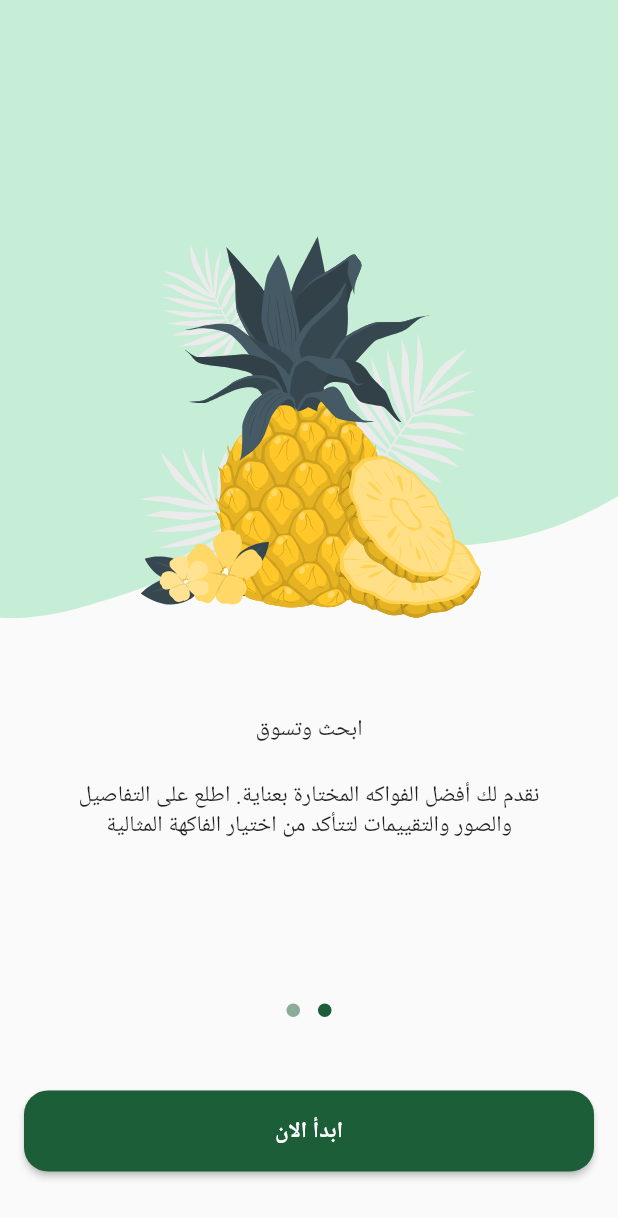
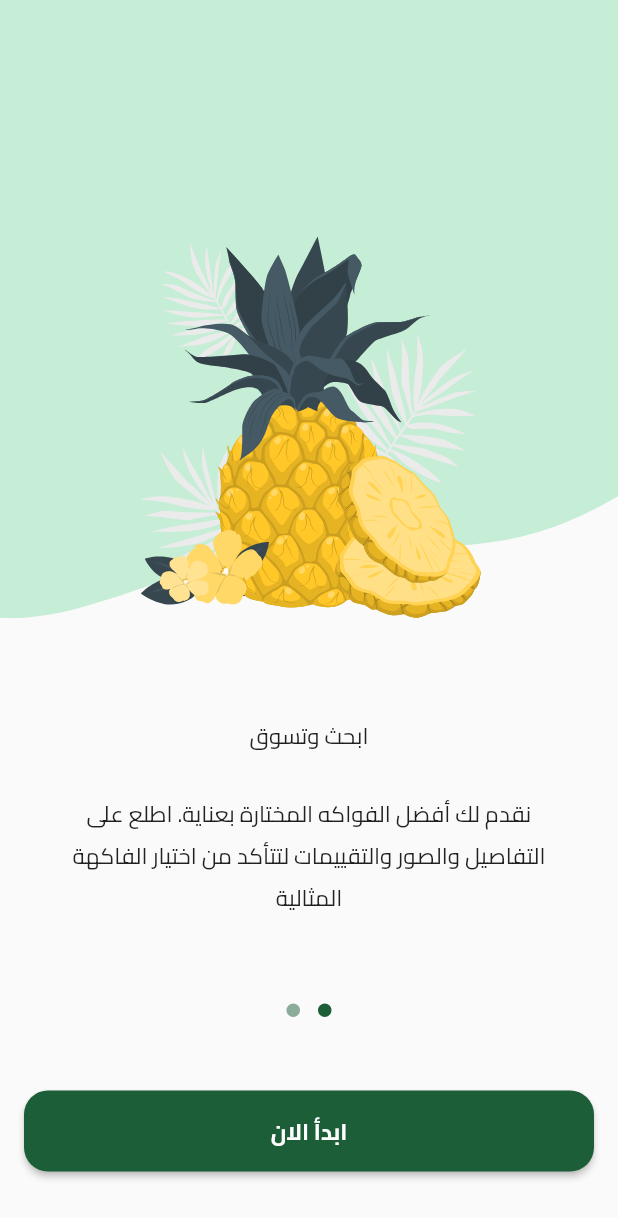
Before and after one commit to HamzaAlwajeeh/Fruits-Hub, a Flutter app: the screen it shows after launch, swiped to page 2, on a phone screen of 412 x 824 dp. Shown: the top 1218 px of the screen. Run offline on Flutter 3.47's test engine with Material 3 defaults, Android fonts, the phone set to English and light mode, and no system bars; drawn by our look-alikes of dots_indicator; our stand-ins replace flutter_svg.

Commit message:
adding font familly for all app

```diff
--- a/lib/main.dart
+++ b/lib/main.dart
@@ -23,7 +23,7 @@
       ],
       supportedLocales: S.delegate.supportedLocales,
       debugShowCheckedModeBanner: false,
-      theme: ThemeData(useMaterial3: false),
+      theme: ThemeData(useMaterial3: false, fontFamily: 'Cairo'),
       onGenerateRoute: onGenerateRoute,
       initialRoute: SplashView.routeName,
     );
```
Also changed, not shown: pubspec.yaml (+10 -6 lines), assets/fonts/Cairo-Bold.ttf (added), assets/fonts/Cairo-Medium.ttf (added), assets/fonts/Cairo-Regular.ttf (added), assets/fonts/Cairo-SemiBold.ttf (added).
